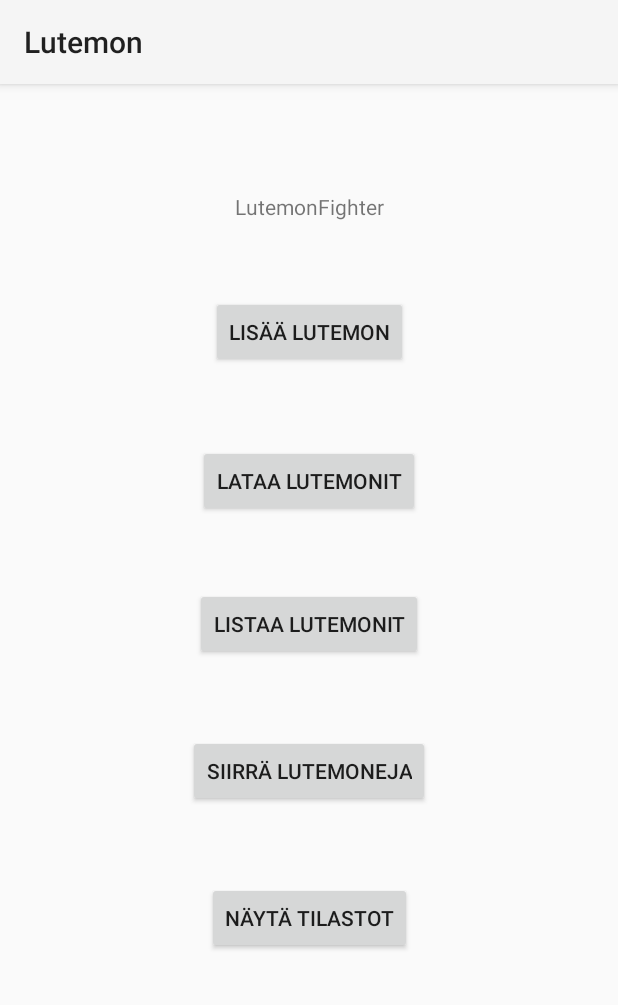
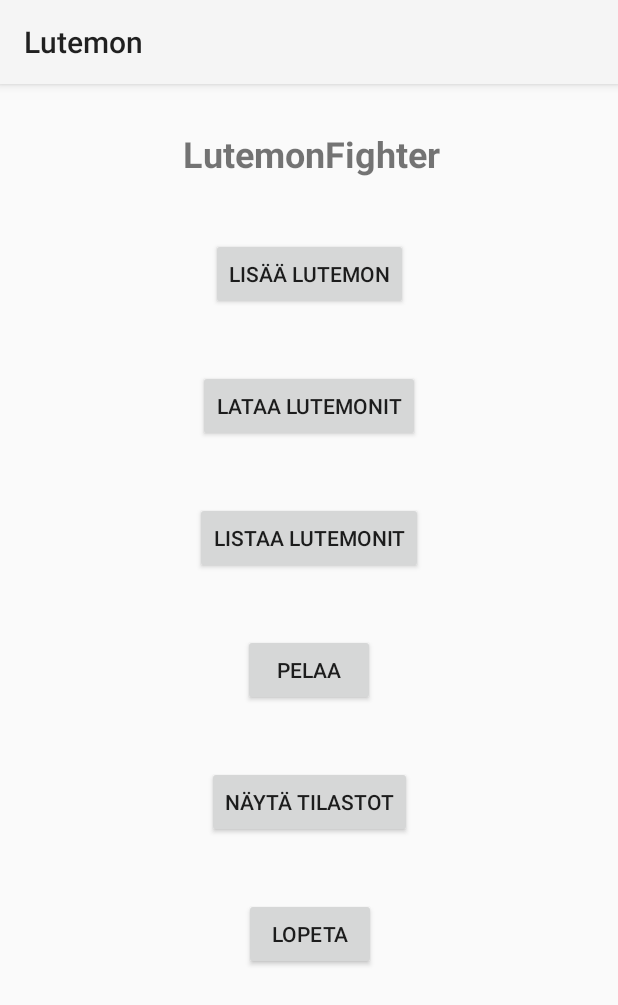
Before and after one commit to Anmanen/OlioHarkkatyo, an Android app: the screen it shows after launch (MainActivity), on a phone screen of 412 x 824 dp. Shown: the top 1005 px of the screen. Run offline under Robolectric (Android 15) with nearby library versions, the phone set to English and light mode, and no system bars.

Commit message:
Added exit button to main activity

```diff
--- a/app/src/main/java/com/example/lutemon/activities/MainActivity.java
+++ b/app/src/main/java/com/example/lutemon/activities/MainActivity.java
@@ -56,4 +56,9 @@ public class MainActivity extends AppCompatActivity {
         Intent intent = new Intent(this, StatisticsActivity.class);
         startActivity(intent);
     }
+
+    public void exitGame(View view){
+        finishAffinity();
+        System.exit(0);
+    }
 }
--- a/app/src/main/res/layout/activity_main.xml
+++ b/app/src/main/res/layout/activity_main.xml
@@ -10,18 +10,20 @@
         android:id="@+id/textView"
         android:layout_width="wrap_content"
         android:layout_height="wrap_content"
+        android:layout_marginTop="30dp"
         android:text="LutemonFighter"
-        app:layout_constraintBottom_toBottomOf="parent"
+        android:textSize="24sp"
+        android:textStyle="bold"
         app:layout_constraintEnd_toEndOf="parent"
+        app:layout_constraintHorizontal_bias="0.506"
         app:layout_constraintStart_toStartOf="parent"
-        app:layout_constraintTop_toTopOf="parent"
-        app:layout_constraintVertical_bias="0.096" />
+        app:layout_constraintTop_toTopOf="parent" />
 
     <Button
         android:id="@+id/btnAddLutemon"
         android:layout_width="wrap_content"
         android:layout_height="wrap_content"
-        android:layout_marginTop="50dp"
+        android:layout_marginTop="40dp"
         android:onClick="openAddLutemonView"
         android:text="Lisää Lutemon"
         app:layout_constraintEnd_toEndOf="parent"
@@ -32,7 +34,7 @@
         android:id="@+id/btnLoadLutemon"
         android:layout_width="wrap_content"
         android:layout_height="wrap_content"
-        android:layout_marginTop="51dp"
+        android:layout_marginTop="40dp"
         android:onClick="loadSavedLutemons"
         android:text="Lataa Lutemonit"
         app:layout_constraintEnd_toEndOf="parent"
@@ -43,7 +45,7 @@
         android:id="@+id/btnListLutemons"
         android:layout_width="wrap_content"
         android:layout_height="wrap_content"
-        android:layout_marginTop="47dp"
+        android:layout_marginTop="40dp"
         android:onClick="openListLutemonView"
         android:text="Listaa Lutemonit"
         app:layout_constraintEnd_toEndOf="parent"
@@ -54,9 +56,9 @@
         android:id="@+id/btnTransferLutemons"
         android:layout_width="wrap_content"
         android:layout_height="wrap_content"
-        android:layout_marginTop="50dp"
+        android:layout_marginTop="40dp"
         android:onClick="openTransferLutemonsView"
-        android:text="Siirrä Lutemoneja"
+        android:text="Pelaa"
         app:layout_constraintEnd_toEndOf="parent"
         app:layout_constraintStart_toStartOf="parent"
         app:layout_constraintTop_toBottomOf="@+id/btnListLutemons" />
@@ -65,11 +67,22 @@
         android:id="@+id/btnStatistics"
         android:layout_width="wrap_content"
         android:layout_height="wrap_content"
-        android:layout_marginTop="50dp"
+        android:layout_marginTop="40dp"
         android:onClick="openStatisticsView"
         android:text="Näytä tilastot"
         app:layout_constraintEnd_toEndOf="parent"
         app:layout_constraintStart_toStartOf="parent"
         app:layout_constraintTop_toBottomOf="@+id/btnTransferLutemons" />
 
+    <Button
+        android:id="@+id/btnExit"
+        android:layout_width="wrap_content"
+        android:layout_height="wrap_content"
+        android:layout_marginTop="40dp"
+        android:onClick="exitGame"
+        android:text="Lopeta"
+        app:layout_constraintEnd_toEndOf="@+id/btnStatistics"
+        app:layout_constraintStart_toStartOf="@+id/btnStatistics"
+        app:layout_constraintTop_toBottomOf="@+id/btnStatistics" />
+
 </androidx.constraintlayout.widget.ConstraintLayout>
```
